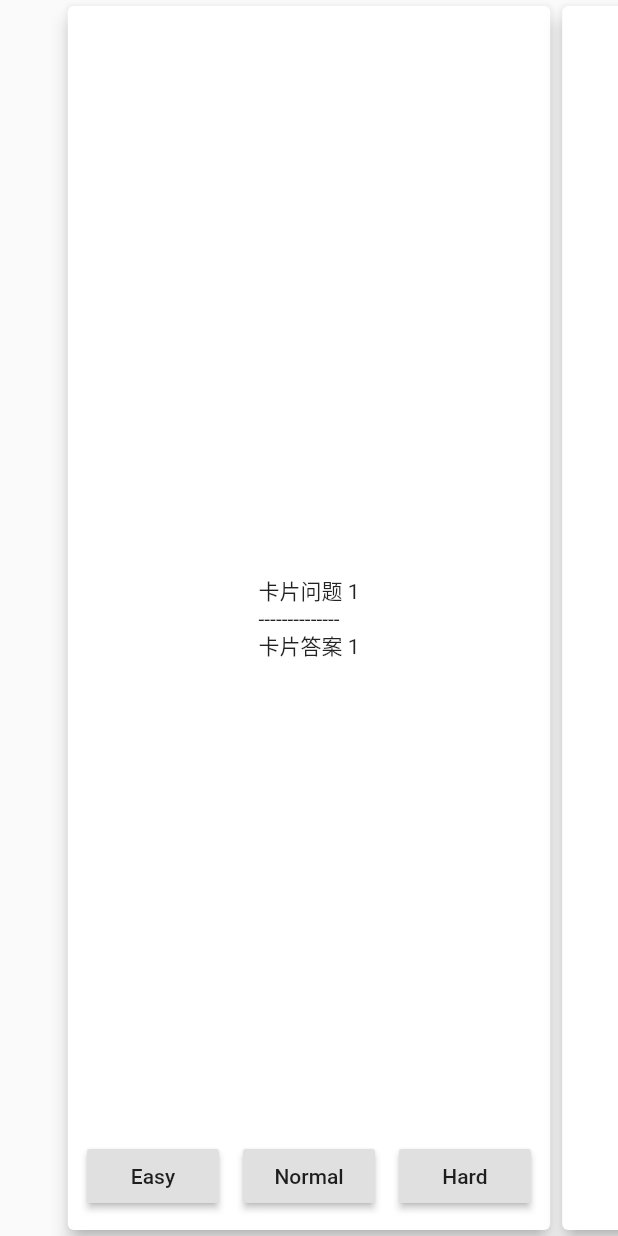
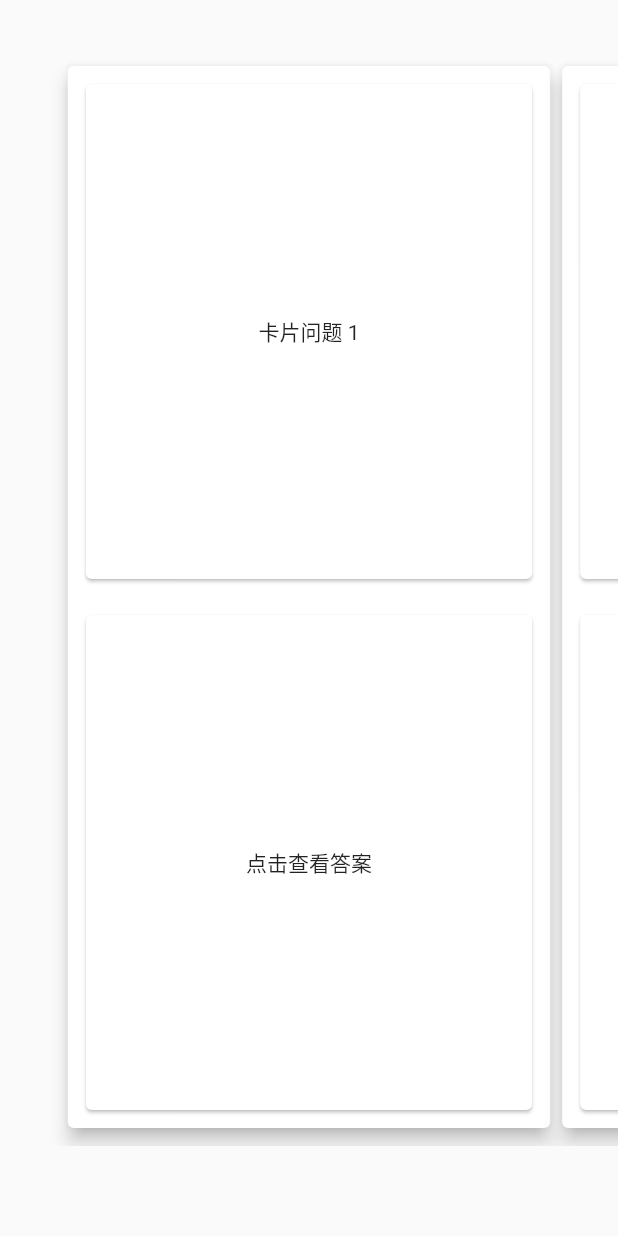
Before and after one commit to sickworm/dd_review, a Flutter app: the screen it shows after launch, after a tap on "Start Review", on a phone screen of 412 x 824 dp. Run offline on Flutter 3.47's test engine with Material 2 defaults, Android fonts, the phone set to English and light mode, and no system bars; our stand-ins replace bot_toast.

Commit message:
add button show/hide

```diff
--- a/lib/l10n/localization_intl.dart
+++ b/lib/l10n/localization_intl.dart
@@ -33,6 +33,7 @@ class L10n {
   String get easy => Intl.message('Easy', name: 'easy');
   String get normal => Intl.message('Normal', name: 'normal');
   String get hard => Intl.message('Hard', name: 'hard');
+  String get clickToSeeAnswer => Intl.message('点击查看答案', name: 'clickToSeeAnswer');
 }
 
 class AppLocalizationsDelegate extends LocalizationsDelegate<L10n> {
--- a/lib/main.dart
+++ b/lib/main.dart
@@ -1,5 +1,3 @@
-import 'dart:developer';
-
 import 'package:bot_toast/bot_toast.dart';
 import 'package:dd_review/data/data_manager.dart';
 import 'package:flutter/material.dart';
--- a/lib/review/review_page.dart
+++ b/lib/review/review_page.dart
@@ -1,3 +1,5 @@
+import 'dart:developer';
+
 import 'package:dd_review/data/review_data.dart';
 import 'package:dd_review/l10n/localization_intl.dart';
 import 'package:flutter/cupertino.dart';
@@ -16,18 +18,54 @@ class ReviewPage extends StatefulWidget {
 }
 
 class ReviewPageState extends State<ReviewPage> {
+  ReviewCardsController controller = ReviewCardsController();
+  int farthestPageIndex = -1;
+  bool get isShowButton => controller.currentPage <= farthestPageIndex;
+
   @override
   Widget build(BuildContext context) {
     return Scaffold(
         resizeToAvoidBottomInset: false,
         body: SafeArea(
             child: Stack(
-          children: [ReviewCardsWidget(widget.data), ConfirmButtonWidget()],
+          children: [
+            Container(
+                margin: EdgeInsets.only(top: 40, bottom: 60),
+                child: ReviewPageWidget(
+                    data: widget.data,
+                    controller: controller,
+                    onClickAnswer: onClickAnswer)),
+            if (isShowButton) ConfirmButtonWidget(onClickConfirm)
+          ],
         )));
+  }
+
+  onClickAnswer() {
+    log("onClickAnswer");
+    if (isShowButton) {
+      return;
+    }
+
+    setState(() {
+      farthestPageIndex = controller.currentPage;
+    });
+  }
+
+  onClickConfirm(ReviewLevel level) {
+    log("onClickConfirm $level");
+    setState(() {
+      controller.nextPage();
+    });
   }
 }
 
+typedef ConfirmButtonCallback = void Function(ReviewLevel level);
+
 class ConfirmButtonWidget extends StatelessWidget {
+  final ConfirmButtonCallback onConfirm;
+
+  ConfirmButtonWidget(this.onConfirm);
+
   @override
   Widget build(BuildContext context) {
     return Padding(
@@ -35,38 +73,57 @@ class ConfirmButtonWidget extends StatelessWidget {
         child: Align(
             alignment: Alignment.bottomCenter,
             child: Row(mainAxisAlignment: MainAxisAlignment.center, children: [
-              button(l10n.easy),
-              button(l10n.normal),
-              button(l10n.hard)
+              button(l10n.easy, () => onConfirm(ReviewLevel.Easy)),
+              button(l10n.normal, () => onConfirm(ReviewLevel.Normal)),
+              button(l10n.hard, () => onConfirm(ReviewLevel.Hard))
             ])));
   }
 
-  Widget button(String text) {
+  Widget button(String text, VoidCallback onPressed) {
     return Padding(
         padding: const EdgeInsets.all(8.0),
-        child: RaisedButton(onPressed: () => {}, child: Text(text)));
+        child: RaisedButton(onPressed: onPressed, child: Text(text)));
   }
 }
 
-class ReviewCardsWidget extends StatefulWidget {
+class ReviewCardsController {
+  ReviewPageWidgetState _state;
+  int _currentPage = 0;
+
+  int get currentPage => _currentPage;
+
+  attach(ReviewPageWidgetState state) {
+    _state = state;
+  }
+
+  nextPage() {
+    _state?.nextPage();
+    _currentPage = (_state.pageController.page.toInt() ?? 0) + 1;
+  }
+}
+
+class ReviewPageWidget extends StatefulWidget {
   final List<ReviewData> data;
+  final ReviewCardsController controller;
+  final VoidCallback onClickAnswer;
 
-  ReviewCardsWidget(this.data);
+  ReviewPageWidget({this.data, this.controller, this.onClickAnswer});
 
   @override
   State<StatefulWidget> createState() {
-    return ReviewCardsWidgetState();
+    final state = ReviewPageWidgetState();
+    controller.attach(state);
+    return state;
   }
 }
 
-class ReviewCardsWidgetState extends State<ReviewCardsWidget> {
-  PageController _controller =
+class ReviewPageWidgetState extends State<ReviewPageWidget> {
+  final PageController pageController =
       PageController(initialPage: 0, viewportFraction: 0.8);
 
-  @override
-  void dispose() {
-    super.dispose();
-    _controller.dispose();
+  nextPage() {
+      pageController.nextPage(
+        duration: Duration(milliseconds: 200), curve: Curves.ease);
   }
 
   @override
@@ -74,18 +131,74 @@ class ReviewCardsWidgetState extends State<ReviewCardsWidget> {
     return pageView();
   }
 
+  @override
+  dispose() {
+    super.dispose();
+    pageController.dispose();
+  }
+
   Widget pageView() {
     return PageView(
-        controller: _controller,
-        children: List.from(widget.data.map((data) => card(data))));
+        controller: pageController,
+        physics: NeverScrollableScrollPhysics(),
+        children: List.from(widget.data.map((data) => ReviewCard(data, widget.onClickAnswer))));
+  }
+}
+
+class ReviewCard extends StatefulWidget {
+  final ReviewData data;
+  final VoidCallback onClickAnswer;
+
+  ReviewCard(this.data, this.onClickAnswer);
+
+  @override
+  State<StatefulWidget> createState() {
+    return ReviewCardState();
+  }
+}
+
+class ReviewCardState extends State<ReviewCard> {
+  bool _isShowBack = false;
+
+  @override
+  Widget build(BuildContext context) {
+    return Padding(
+        padding: EdgeInsets.only(bottom: 8),
+        child: new InkWell(
+            onTap: onClick,
+            child: Card(
+                elevation: 5,
+                child: Column(children: [
+                  Flexible(
+                      flex: 1,
+                      child: Padding(
+                        padding: EdgeInsets.all(8.0),
+                        child: Card(
+                            elevation: 1,
+                            child:
+                                Center(child: Text(widget.data.front.content))),
+                      )),
+                  Flexible(
+                      flex: 1,
+                      child: Padding(
+                          padding: EdgeInsets.all(8.0),
+                          child: Card(
+                              elevation: 1, child: Center(child: backView()))))
+                ]))));
   }
 
-  Widget card(ReviewData data) {
-    return Card(
-        elevation: 5,
-        child: Center(
-            child: Text(data.front.content +
-                '\n--------------\n' +
-                data.back.content)));
+  onClick() {
+    setState(() {
+      _isShowBack = !_isShowBack;
+      widget.onClickAnswer();
+    });
+  }
+
+  backView() {
+    if (_isShowBack) {
+      return Text(widget.data.back.content);
+    } else {
+      return Text(l10n.clickToSeeAnswer);
+    }
   }
 }
```
